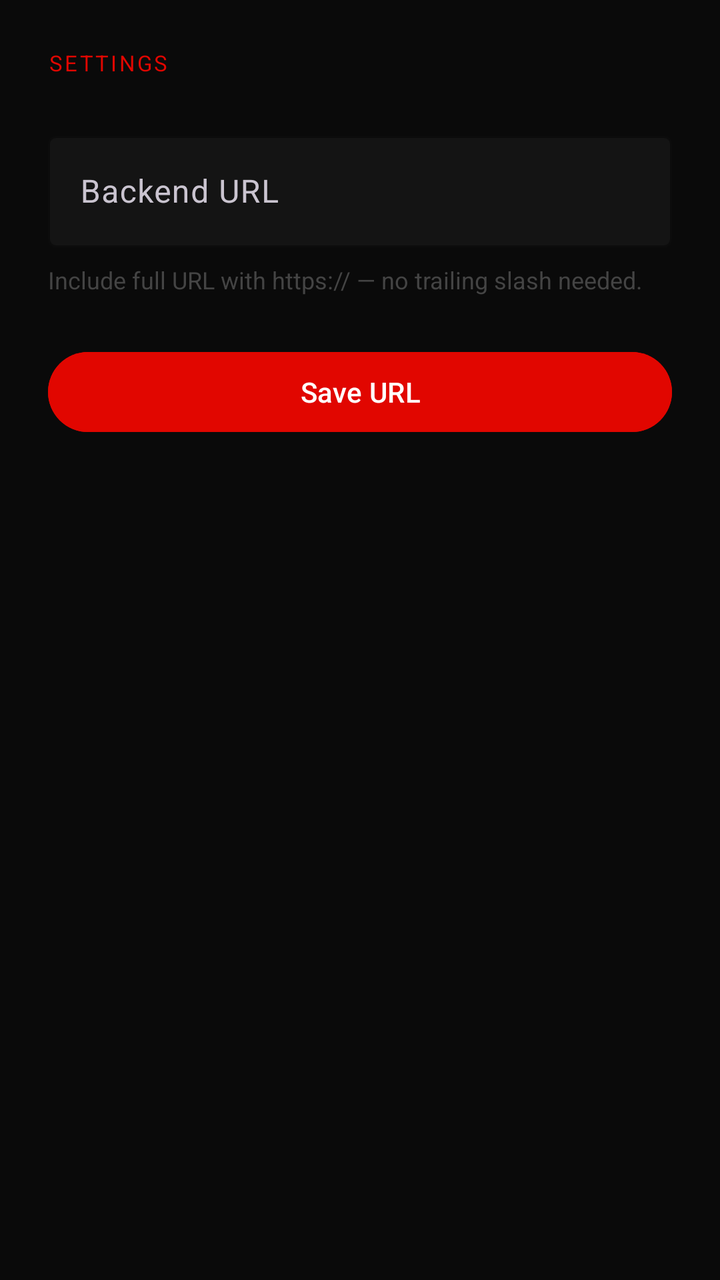
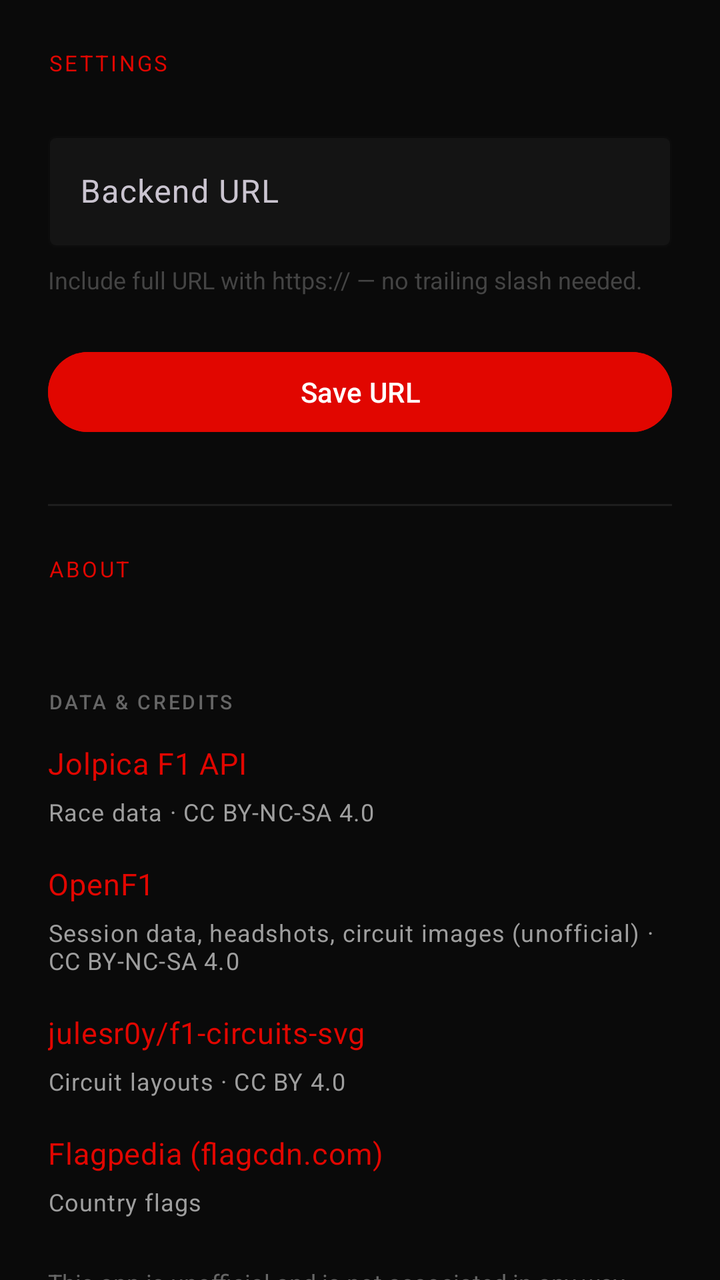

Two renders of the same Android screen: before a commit and after it. Below are the layout's source before the change and the commit's diff.
<!-- AndroidManifest.xml: application theme Theme.F1Stats -->
<!-- res/layout/fragment_settings.xml -->
<?xml version="1.0" encoding="utf-8"?>
<LinearLayout
    xmlns:android="http://schemas.android.com/apk/res/android"
    xmlns:app="http://schemas.android.com/apk/res-auto"
    android:layout_width="match_parent"
    android:layout_height="match_parent"
    android:orientation="vertical"
    android:padding="@dimen/spacing_lg"
    android:background="@color/bg_dark">

    <TextView
        android:text="SETTINGS"
        android:textColor="@color/f1_red"
        android:textSize="@dimen/text_small"
        android:letterSpacing="0.1"
        android:layout_width="wrap_content"
        android:layout_height="wrap_content"
        android:layout_marginBottom="@dimen/spacing_lg" />

    <com.google.android.material.textfield.TextInputLayout
        android:layout_width="match_parent"
        android:layout_height="wrap_content"
        android:hint="Backend URL"
        app:boxBackgroundColor="@color/bg_surface"
        app:hintTextColor="@color/text_secondary"
        app:boxStrokeColor="@color/f1_red"
        style="@style/Widget.Material3.TextInputLayout.OutlinedBox">

        <com.google.android.material.textfield.TextInputEditText
            android:id="@+id/et_base_url"
            android:layout_width="match_parent"
            android:layout_height="wrap_content"
            android:textColor="@color/text_primary"
            android:inputType="textUri"
            android:singleLine="true" />

    </com.google.android.material.textfield.TextInputLayout>

    <TextView
        android:text="Include full URL with https:// — no trailing slash needed."
        android:textColor="@color/text_hint"
        android:textSize="@dimen/text_metadata"
        android:layout_width="wrap_content"
        android:layout_height="wrap_content"
        android:layout_marginTop="@dimen/spacing_sm" />

    <com.google.android.material.button.MaterialButton
        android:id="@+id/btn_save_url"
        android:layout_width="match_parent"
        android:layout_height="wrap_content"
        android:text="Save URL"
        android:layout_marginTop="@dimen/spacing_lg"
        style="@style/Widget.Material3.Button"
        android:backgroundTint="@color/f1_red" />

</LinearLayout>
<!-- resources referenced by this layout -->
<resources>
  <color name="bg_dark">#0A0A0A</color>
  <color name="bg_surface">#141414</color>
  <color name="f1_red">#E10600</color>
  <color name="text_hint">#444444</color>
  <color name="text_primary">#FFFFFF</color>
  <color name="text_secondary">#9E9E9E</color>
  <dimen name="spacing_lg">24dp</dimen>
  <dimen name="spacing_sm">8dp</dimen>
  <dimen name="text_metadata">12sp</dimen>
  <dimen name="text_small">11sp</dimen>
  <color name="white">#FFFFFFFF</color>
  <color name="black">#FF000000</color>
  <!-- unchanged entries left out for length: 1 -->
</resources>

<!-- the commit's change to res/layout/fragment_settings.xml (unified diff, before → after) -->
@@ -1,12 +1,16 @@
 <?xml version="1.0" encoding="utf-8"?>
-<LinearLayout
+<androidx.core.widget.NestedScrollView
     xmlns:android="http://schemas.android.com/apk/res/android"
     xmlns:app="http://schemas.android.com/apk/res-auto"
     android:layout_width="match_parent"
     android:layout_height="match_parent"
+    android:background="@color/bg_dark">
+
+<LinearLayout
+    android:layout_width="match_parent"
+    android:layout_height="wrap_content"
     android:orientation="vertical"
-    android:padding="@dimen/spacing_lg"
-    android:background="@color/bg_dark">
+    android:padding="@dimen/spacing_lg">
 
     <TextView
         android:text="SETTINGS"
@@ -53,4 +57,76 @@
         style="@style/Widget.Material3.Button"
         android:backgroundTint="@color/f1_red" />
 
+    
+
+    <View
+        style="@style/Widget.F1.Divider"
+        android:layout_marginTop="@dimen/spacing_xl" />
+
+    <TextView
+        android:text="@string/about_title"
+        android:textAllCaps="true"
+        android:textColor="@color/f1_red"
+        android:textSize="@dimen/text_small"
+        android:letterSpacing="0.1"
+        android:layout_width="wrap_content"
+        android:layout_height="wrap_content"
+        android:layout_marginTop="@dimen/spacing_lg" />
+
+    <TextView
+        android:id="@+id/tv_app_version"
+        android:layout_width="wrap_content"
+        android:layout_height="wrap_content"
+        android:layout_marginTop="@dimen/spacing_sm"
+        android:textAppearance="@style/TextAppearance.F1.Body" />
+
+    <TextView
+        style="@style/Widget.F1.SectionLabel"
+        android:layout_width="wrap_content"
+        android:layout_height="wrap_content"
+        android:text="@string/about_credits_title" />
+
+    <TextView
+        android:id="@+id/tv_credit_jolpica"
+        style="@style/Widget.F1.CreditName"
+        android:layout_marginTop="0dp"
+        android:text="@string/credit_jolpica_name" />
+    <TextView
+        style="@style/Widget.F1.CreditDetail"
+        android:text="@string/credit_jolpica_detail" />
+
+    <TextView
+        android:id="@+id/tv_credit_openf1"
+        style="@style/Widget.F1.CreditName"
+        android:text="@string/credit_openf1_name" />
+    <TextView
+        style="@style/Widget.F1.CreditDetail"
+        android:text="@string/credit_openf1_detail" />
+
+    <TextView
+        android:id="@+id/tv_credit_circuits"
+        style="@style/Widget.F1.CreditName"
+        android:text="@string/credit_circuits_name" />
+    <TextView
+        style="@style/Widget.F1.CreditDetail"
+        android:text="@string/credit_circuits_detail" />
+
+    <TextView
+        android:id="@+id/tv_credit_flagpedia"
+        style="@style/Widget.F1.CreditName"
+        android:text="@string/credit_flagpedia_name" />
+    <TextView
+        style="@style/Widget.F1.CreditDetail"
+        android:text="@string/credit_flagpedia_detail" />
+
+    <TextView
+        android:layout_width="match_parent"
+        android:layout_height="wrap_content"
+        android:layout_marginTop="@dimen/spacing_lg"
+        android:text="@string/about_disclaimer"
+        android:textColor="@color/text_tertiary"
+        android:textSize="@dimen/text_metadata" />
+
 </LinearLayout>
+
+</androidx.core.widget.NestedScrollView>
<!-- resource entries referenced after the edit -->
@@ -6,10 +6,64 @@
   <color name="text_hint">#444444</color>
   <color name="text_primary">#FFFFFF</color>
   <color name="text_secondary">#9E9E9E</color>
+  <color name="text_tertiary">#666666</color>
   <dimen name="spacing_lg">24dp</dimen>
   <dimen name="spacing_sm">8dp</dimen>
+  <dimen name="spacing_xl">32dp</dimen>
   <dimen name="text_metadata">12sp</dimen>
   <dimen name="text_small">11sp</dimen>
+  <string name="about_credits_title">Data &amp; credits</string>
+  <string name="about_disclaimer">This app is unofficial and is not associated in any way with the Formula 1 companies. F1, FORMULA ONE, FORMULA 1 and related marks are trade marks of Formula One Licensing B.V.</string>
+  <string name="about_title">About</string>
+  <string name="credit_circuits_detail">Circuit layouts · CC BY 4.0</string>
+  <string name="credit_circuits_name">julesr0y/f1-circuits-svg</string>
+  <string name="credit_flagpedia_detail">Country flags</string>
+  <string name="credit_flagpedia_name">Flagpedia (flagcdn.com)</string>
+  <string name="credit_jolpica_detail">Race data · CC BY-NC-SA 4.0</string>
+  <string name="credit_jolpica_name">Jolpica F1 API</string>
+  <string name="credit_openf1_detail">Session data, headshots, circuit images (unofficial) · CC BY-NC-SA 4.0</string>
+  <string name="credit_openf1_name">OpenF1</string>
+  <style name="TextAppearance.F1.Body" parent="TextAppearance.Material3.BodyMedium">
+          <item name="android:textSize">15sp</item>
+          <item name="android:textColor">@color/text_primary</item>
+      </style>
+  <style name="Widget.F1.CreditDetail" parent="">
+          <item name="android:layout_width">match_parent</item>
+          <item name="android:layout_height">wrap_content</item>
+          <item name="android:textAppearance">@style/TextAppearance.F1.Metadata</item>
+      </style>
+  <style name="Widget.F1.CreditName" parent="">
+          <item name="android:layout_width">wrap_content</item>
+          <item name="android:layout_height">wrap_content</item>
+          <item name="android:layout_marginTop">@dimen/spacing_row</item>
+          <item name="android:minHeight">32dp</item>
+          <item name="android:gravity">center_vertical</item>
+          <item name="android:background">?attr/selectableItemBackground</item>
+          <item name="android:textAppearance">@style/TextAppearance.F1.Body</item>
+          <item name="android:textColor">@color/f1_red</item>
+      </style>
+  <style name="Widget.F1.Divider" parent="">
+          <item name="android:layout_width">match_parent</item>
+          <item name="android:layout_height">1dp</item>
+          <item name="android:background">@color/bg_elevated</item>
+      </style>
+  <style name="Widget.F1.SectionLabel" parent="">
+          <item name="android:textAppearance">@style/TextAppearance.F1.Label</item>
+          <item name="android:layout_marginTop">@dimen/spacing_lg</item>
+          <item name="android:layout_marginBottom">@dimen/spacing_sm</item>
+      </style>
+  <style name="TextAppearance.F1.Metadata" parent="TextAppearance.Material3.BodySmall">
+          <item name="android:textSize">12sp</item>
+          <item name="android:textColor">@color/text_secondary</item>
+      </style>
+  <dimen name="spacing_row">12dp</dimen>
+  <color name="bg_elevated">#1E1E1E</color>
+  <style name="TextAppearance.F1.Label" parent="TextAppearance.Material3.LabelSmall">
+          <item name="android:textSize">10sp</item>
+          <item name="android:textColor">@color/text_tertiary</item>
+          <item name="android:letterSpacing">0.12</item>
+          <item name="textAllCaps">true</item>
+      </style>
   <color name="white">#FFFFFFFF</color>
   <color name="black">#FF000000</color>
   <!-- unchanged entries left out for length: 1 -->
